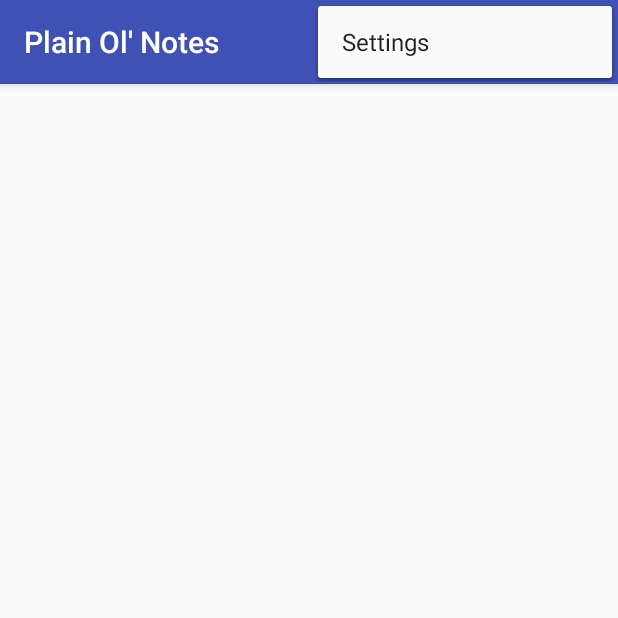
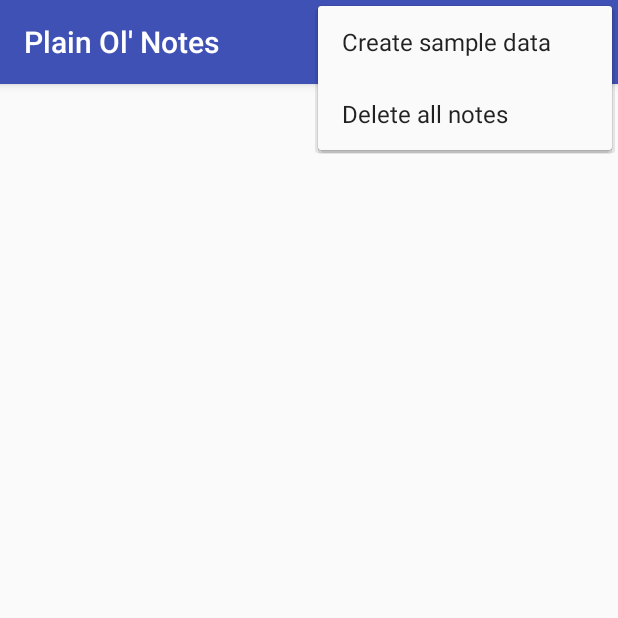
Before and after one commit to megelo/NoteTaker, an Android app: the screen it shows after launch (MainActivity), with the options menu open, on a phone screen of 412 x 824 dp, the top half of it. Run offline under Robolectric (Android 15) with nearby library versions, the phone set to English and light mode, and no system bars.

Commit message:
Added non-functional menu items for create and delete all notes

```diff
--- a/app/src/main/java/com/example/plainolnotes/MainActivity.java
+++ b/app/src/main/java/com/example/plainolnotes/MainActivity.java
@@ -60,11 +60,6 @@ implements LoaderManager.LoaderCallbacks<Cursor> {
         // as you specify a parent activity in AndroidManifest.xml.
         int id = item.getItemId();
 
-        //noinspection SimplifiableIfStatement
-        if (id == R.id.action_settings) {
-            return true;
-        }
-
         return super.onOptionsItemSelected(item);
     }
 
--- a/app/src/main/res/menu/menu_main.xml
+++ b/app/src/main/res/menu/menu_main.xml
@@ -1,6 +1,15 @@
 <menu xmlns:android="http://schemas.android.com/apk/res/android"
     xmlns:app="http://schemas.android.com/apk/res-auto"
-    xmlns:tools="http://schemas.android.com/tools" tools:context=".MainActivity">
-    <item android:id="@+id/action_settings" android:title="@string/action_settings"
-        android:orderInCategory="100" app:showAsAction="never" />
+    xmlns:tools="http://schemas.android.com/tools"
+    tools:context=".MainActivity">
+    <item
+        android:id="@+id/action_create_sample"
+        android:orderInCategory="100"
+        android:title="@string/create_sample_data"
+        app:showAsAction="never" />
+    <item
+        android:id="@+id/action_delete_all"
+        android:orderInCategory="100"
+        android:title="@string/delete_all_notes"
+        app:showAsAction="never" />
 </menu>
--- a/app/src/main/res/values/strings.xml
+++ b/app/src/main/res/values/strings.xml
@@ -1,5 +1,5 @@
 <resources>
     <string name="app_name">Plain Ol\' Notes</string>
-
-    <string name="action_settings">Settings</string>
+    <string name="create_sample_data">Create sample data</string>
+    <string name="delete_all_notes">Delete all notes</string>
 </resources>
```
Also changed, not shown: 146 other files.
